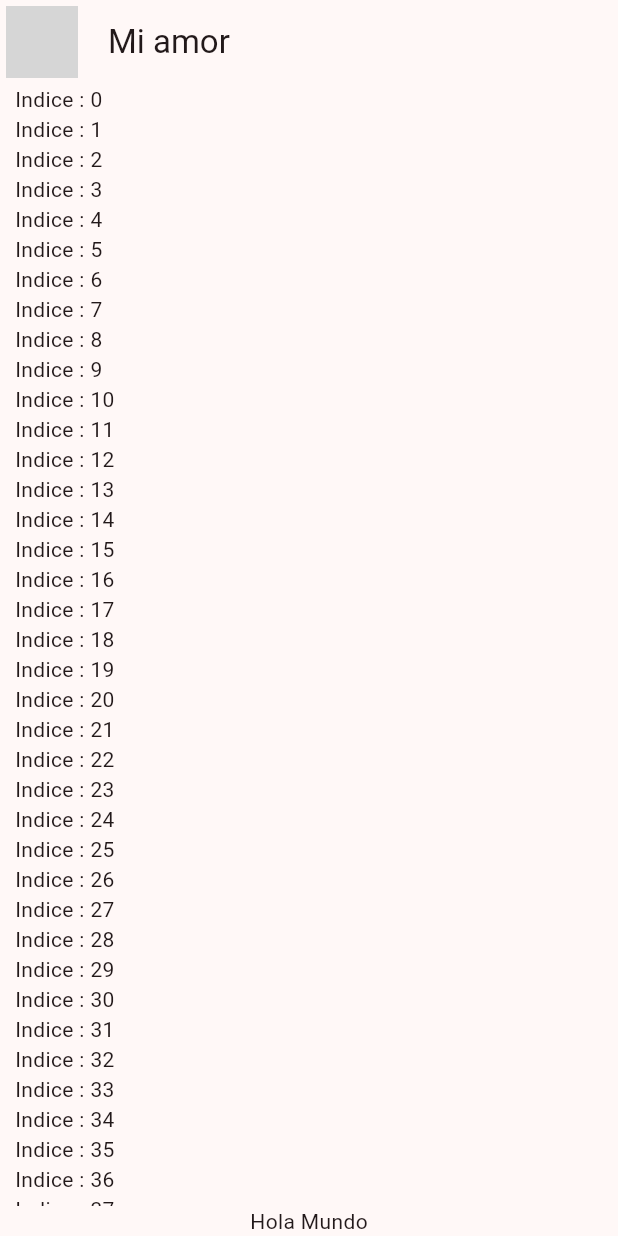
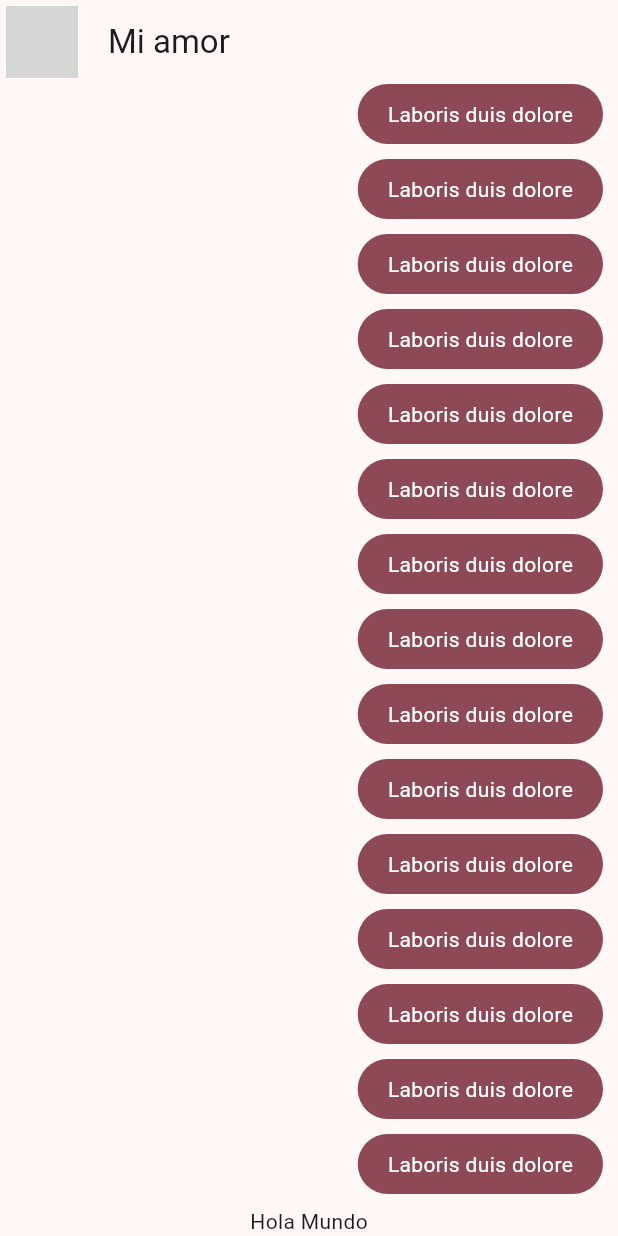
Before and after one commit to Victor-Cauich/yes_no_app_victor_4sa, a Flutter app: the screen it shows after launch, on a phone screen of 412 x 824 dp. Run offline on Flutter 3.47's test engine with Material 3 defaults, Android fonts, the phone set to English and light mode, and no system bars; our stand-ins replace dio; network calls fail; key blocks and very long unbroken strings in the code were emptied for the run; grey boxes are pictures that could not be loaded.

Commit message:
MyMessages added

```diff
--- a/lib/main.dart
+++ b/lib/main.dart
@@ -1,6 +1,6 @@
 import 'package:flutter/material.dart';
 import 'package:yes_no_app_victor_4sa/config/theme/app_theme.dart';
-import 'package:yes_no_app_victor_4sa/presentation/chat/chat_screen.dart';
+import 'package:yes_no_app_victor_4sa/presentation/screens/chat/chat_screen.dart';
 
 void main() => runApp(const Myapp());
 
--- a/lib/presentation/chat/chat_screen.dart
+++ b/lib/presentation/screens/chat/chat_screen.dart
@@ -1,4 +1,5 @@
 import 'package:flutter/material.dart';
+import 'package:yes_no_app_victor_4sa/presentation/widgets/chat/my_messages_bubble.dart';
 
 class ChatScreen extends StatelessWidget {
   const ChatScreen({super.key});
@@ -34,7 +35,7 @@
               child: ListView.builder(
                 itemCount: 100,
                 itemBuilder: (context, index){
-                      return Text("Indice : $index");
+                      return const MyMessageBubble();
               })
               ),
 
--- /dev/null
+++ b/lib/presentation/widgets/chat/my_messages_bubble.dart
@@ -0,0 +1,31 @@
+import 'package:flutter/material.dart';
+
+class MyMessageBubble extends StatelessWidget{
+  const MyMessageBubble({super.key});
+
+  @override
+  Widget build(BuildContext context) {
+
+    final colors = Theme.of(context).colorScheme;
+
+
+
+    return Column(
+      crossAxisAlignment: CrossAxisAlignment.end ,
+      children: [
+        Container(
+           decoration: BoxDecoration(
+            color: colors.primary,
+            borderRadius: BorderRadius.circular(20)
+           ),
+           child: const Padding(
+             padding: EdgeInsets.symmetric( horizontal: 20, vertical: 10),
+             child: Text("Laboris duis dolore", style: TextStyle( color: Colors.white),),
+           ),
+        ),
+
+        const SizedBox(height: 10)
+      ],
+    );
+  }
+}
```
